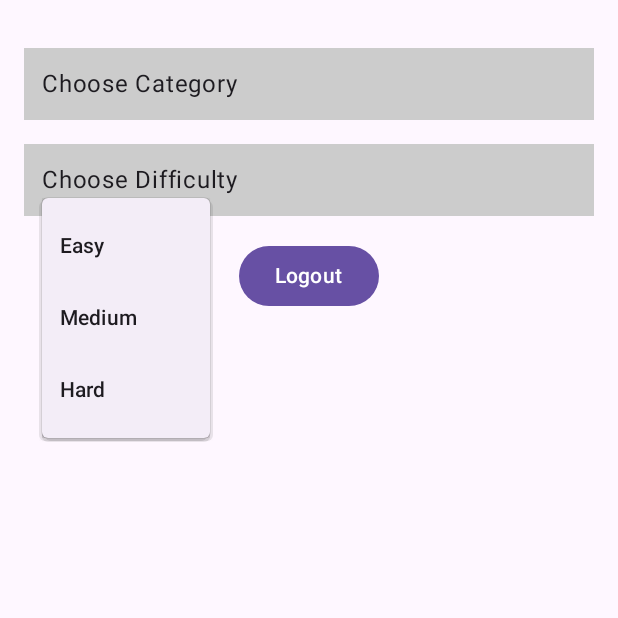
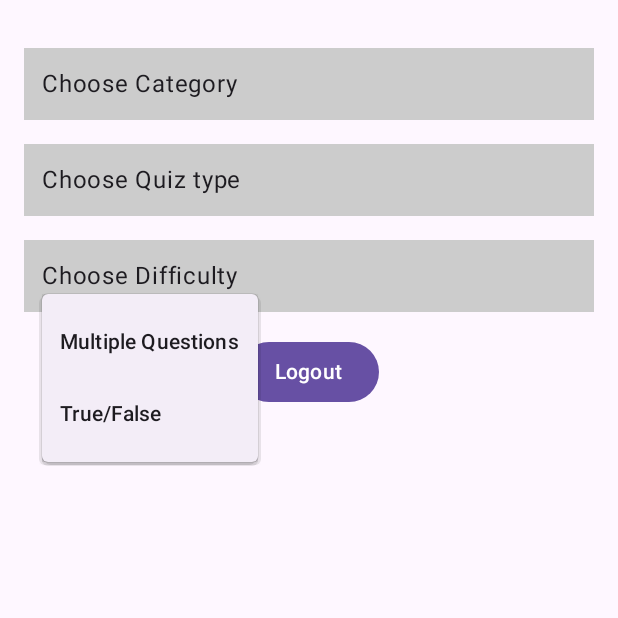
Before and after one commit to muhammadkhasanboev/AppWriteProj, an Android app built with Jetpack Compose: the screen it shows after launch (MainActivity), after a tap on "Choose Difficulty", on a phone screen of 412 x 824 dp, the top half of it. Run offline under Robolectric (Android 15) with nearby library versions, the phone set to English and light mode, and no system bars; 6 statements that could not run were skipped.

Commit message:
quiz type spinner added

```diff
--- a/app/src/main/java/io/appwrite/starterkit/MainActivity.kt
+++ b/app/src/main/java/io/appwrite/starterkit/MainActivity.kt
@@ -71,6 +71,13 @@ fun MainScreen(account: Account, onLogout: () -> Unit) {
         )
     }
 
+    val quiztype = remember {
+        listOf(
+            Category(1,"Multiple Questions"),
+            Category(2,"True/False")
+        )
+    }
+
     var selectedCategory by remember { mutableStateOf<Category?>(null) }
 
     Column(
@@ -91,6 +98,12 @@ fun MainScreen(account: Account, onLogout: () -> Unit) {
         Spacer(modifier = Modifier.height(16.dp))
         DifficultyDropDown(
             difficulties = difficulties,
+            selected = selectedCategory,
+            onSelected = { selectedCategory = it }
+        )
+        Spacer(modifier = Modifier.height(16.dp))
+        QuizTypeDropDown(
+            quiztype = quiztype,
             selected = selectedCategory,
             onSelected = { selectedCategory = it }
         )
@@ -161,7 +174,7 @@ fun DifficultyDropDown(
             .clickable { expanded = true }
             .padding(12.dp)
     ) {
-        Text(text = selected?.name ?: "Choose Difficulty")
+        Text(text = selected?.name ?: "Choose Quiz type")
 
         DropdownMenu(expanded = expanded, onDismissRequest = { expanded = false }) {
             difficulties.forEach { category ->
@@ -178,3 +191,34 @@ fun DifficultyDropDown(
 }
 
 //quiz type
+@Composable
+fun QuizTypeDropDown(
+    quiztype: List<Category>,
+    selected: Category?,
+    onSelected: (Category) -> Unit
+
+) {
+    var expanded by remember { mutableStateOf(false) }
+
+    Box(
+        modifier = Modifier
+            .fillMaxWidth()
+            .background(Color.LightGray)
+            .clickable { expanded = true }
+            .padding(12.dp)
+    ) {
+        Text(text = selected?.name ?: "Choose Difficulty")
+
+        DropdownMenu(expanded = expanded, onDismissRequest = { expanded = false }) {
+            quiztype.forEach { category ->
+                DropdownMenuItem(
+                    text = { Text(category.name) },
+                    onClick = {
+                        onSelected(category)
+                        expanded = false
+                    }
+                )
+            }
+        }
+    }
+}
```
